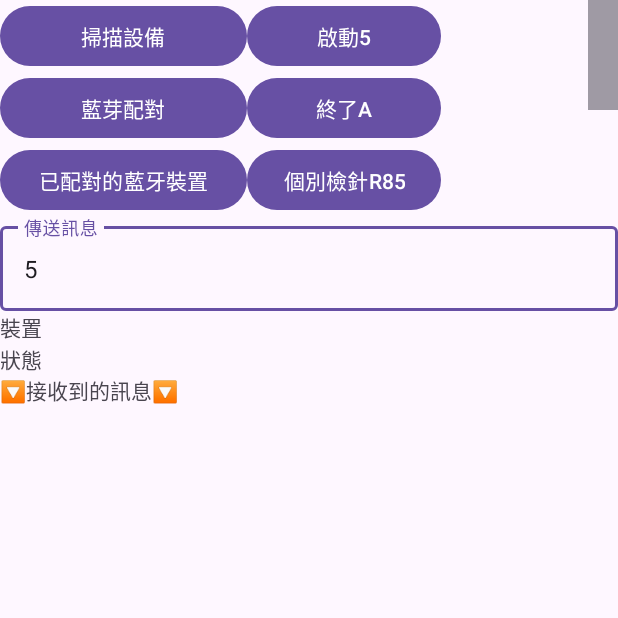
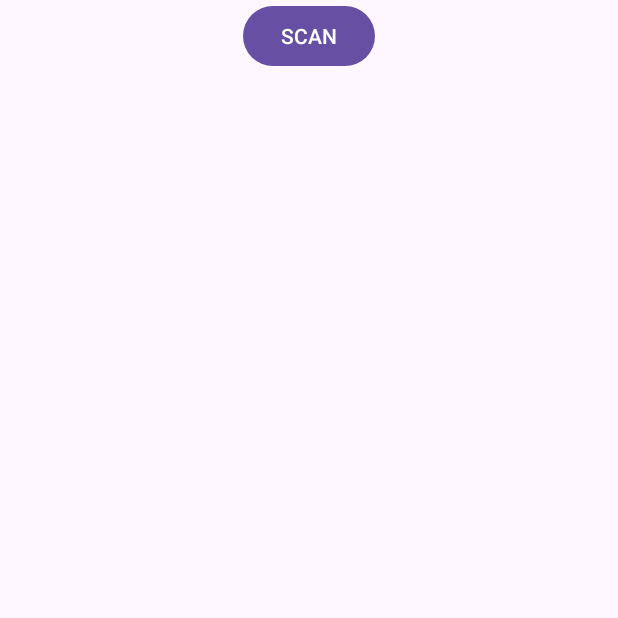
Before and after one commit to wkai2573/wi_android_GasMater, an Android app: the screen it shows after launch (MainActivity), on a phone screen of 412 x 824 dp, the top half of it. Run offline under Robolectric (Android 15) with nearby library versions, the phone set to English and light mode, and no system bars; our stand-ins replace Dagger/Hilt's generated code, navigation-ui.

Commit message:
feat: screen_低功耗藍牙搜尋

```diff
--- a/app/src/main/AndroidManifest.xml
+++ b/app/src/main/AndroidManifest.xml
@@ -11,7 +11,8 @@
   <uses-permission android:name="android.permission.ACCESS_FINE_LOCATION" />
   <uses-permission android:name="android.permission.ACCESS_COARSE_LOCATION" />
 <!--  <uses-permission android:name="android.permission.BLUETOOTH_ADMIN" />-->
-  <uses-feature android:name="android.hardware.bluetooth" android:required="true"/>
+<!--  <uses-feature android:name="android.hardware.bluetooth" android:required="true"/>-->
+  <uses-feature android:name="android.hardware.bluetooth_le" android:required="true"/>
 
 
   <application
--- /dev/null
+++ b/app/src/main/java/com/wavein/gasmater/ui/bt/BleDeviceFragment.kt
@@ -0,0 +1,83 @@
+package com.wavein.gasmater.ui.bt
+
+import android.annotation.SuppressLint
+import android.os.Bundle
+import android.util.Log
+import androidx.fragment.app.Fragment
+import android.view.LayoutInflater
+import android.view.View
+import android.view.ViewGroup
+import android.widget.Toast
+import androidx.fragment.app.activityViewModels
+import androidx.lifecycle.Lifecycle
+import androidx.lifecycle.lifecycleScope
+import androidx.lifecycle.repeatOnLifecycle
+import androidx.recyclerview.widget.DefaultItemAnimator
+import androidx.recyclerview.widget.DividerItemDecoration
+import androidx.recyclerview.widget.LinearLayoutManager
+import com.wavein.gasmater.databinding.FragmentBleBinding
+import kotlinx.coroutines.flow.collectLatest
+import kotlinx.coroutines.launch
+
+class BleDeviceFragment : Fragment() {
+
+	// binding & viewModel
+	private var _binding:FragmentBleBinding? = null
+	private val binding get() = _binding!!
+	private val bleVM by activityViewModels<BleDeviceViewModel>()
+
+	override fun onDestroyView() {
+		super.onDestroyView()
+		_binding = null
+	}
+
+	override fun onCreateView(inflater:LayoutInflater, container:ViewGroup?, savedInstanceState:Bundle?):View {
+		_binding = FragmentBleBinding.inflate(inflater, container, false)
+		return binding.root
+	}
+
+	@SuppressLint("MissingPermission")
+	override fun onViewCreated(view:View, savedInstanceState:Bundle?) {
+		super.onViewCreated(view, savedInstanceState)
+
+		bleVM.init(requireContext()) {
+			Toast.makeText(requireContext(), "選擇了 ${it.name} \nTODO 配對該設備...", Toast.LENGTH_SHORT).show()
+		}
+
+		// 訂閱scanning
+		lifecycleScope.launch {
+			viewLifecycleOwner.repeatOnLifecycle(Lifecycle.State.STARTED) {
+				bleVM.scanningStateFlow.collectLatest { scanning ->
+					if (scanning) {
+						binding.scanBtn.text = "STOP"
+						binding.scanning.visibility = View.VISIBLE
+					} else {
+						binding.scanBtn.text = "SCAN"
+						binding.scanning.visibility = View.GONE
+					}
+				}
+			}
+		}
+
+		// 訂閱藍牙設備更新
+		lifecycleScope.launch {
+			viewLifecycleOwner.repeatOnLifecycle(Lifecycle.State.STARTED) {
+				bleVM.btDeviceListStateFlow.collectLatest {
+					bleVM.leDeviceListAdapter.submitList(it)
+				}
+			}
+		}
+
+		// ui
+		binding.scanBtn.setOnClickListener {
+			bleVM.scanLeDevice()
+		}
+		binding.bleRv.apply {
+			layoutManager = LinearLayoutManager(requireContext())
+			addItemDecoration(DividerItemDecoration(requireContext(), DividerItemDecoration.VERTICAL))
+			itemAnimator = DefaultItemAnimator()
+			adapter = bleVM.leDeviceListAdapter
+		}
+	}
+
+}
--- /dev/null
+++ b/app/src/main/java/com/wavein/gasmater/ui/bt/BleDeviceViewModel.kt
@@ -0,0 +1,84 @@
+package com.wavein.gasmater.ui.bt
+
+import android.annotation.SuppressLint
+import android.bluetooth.BluetoothAdapter
+import android.bluetooth.BluetoothDevice
+import android.bluetooth.BluetoothManager
+import android.bluetooth.le.BluetoothLeScanner
+import android.bluetooth.le.ScanCallback
+import android.bluetooth.le.ScanFilter
+import android.bluetooth.le.ScanResult
+import android.bluetooth.le.ScanSettings
+import android.content.Context
+import androidx.lifecycle.SavedStateHandle
+import androidx.lifecycle.ViewModel
+import androidx.lifecycle.viewModelScope
+import dagger.hilt.android.lifecycle.HiltViewModel
+import kotlinx.coroutines.delay
+import kotlinx.coroutines.flow.MutableStateFlow
+import kotlinx.coroutines.launch
+import javax.inject.Inject
+
+
+@HiltViewModel
+class BleDeviceViewModel @Inject constructor(
+	savedStateHandle:SavedStateHandle, //導航參數(hilt注入)
+) : ViewModel() {
+
+	// 尋找BLE設備, https://developer.android.com/guide/topics/connectivity/bluetooth/find-ble-devices
+
+	// 實例
+	private lateinit var bluetoothManager:BluetoothManager
+	private lateinit var bluetoothAdapter:BluetoothAdapter
+	private lateinit var bluetoothLeScanner:BluetoothLeScanner
+	lateinit var leDeviceListAdapter:LeDeviceListAdapter
+
+	// 常數
+	private val filters:List<ScanFilter> = listOf(
+		ScanFilter.Builder()
+			// .setDeviceName("Pokemon GO Plus +")
+			.build()
+	)
+	private val scanSettings:ScanSettings = ScanSettings.Builder().setScanMode(ScanSettings.SCAN_MODE_LOW_LATENCY).build()
+	private val scanPeriod:Long = 5000
+
+	// 觀察變數
+	val btDeviceListStateFlow = MutableStateFlow(emptyList<BluetoothDevice>())
+	val scanningStateFlow = MutableStateFlow(false)
+
+	// 初始化實例
+	fun init(context:Context, itemOnClick:(BluetoothDevice) -> Unit) {
+		bluetoothManager = context.getSystemService(Context.BLUETOOTH_SERVICE) as BluetoothManager
+		bluetoothAdapter = bluetoothManager.adapter
+		bluetoothLeScanner = bluetoothAdapter.bluetoothLeScanner
+		leDeviceListAdapter = LeDeviceListAdapter(itemOnClick)
+	}
+
+	// 開始掃描
+	@SuppressLint("MissingPermission")
+	fun scanLeDevice() = viewModelScope.launch {
+		if (!scanningStateFlow.value) {
+			scanningStateFlow.value = true
+			bluetoothLeScanner.startScan(filters, scanSettings, leScanCallback)
+			delay(scanPeriod)
+			scanningStateFlow.value = false
+			bluetoothLeScanner.stopScan(leScanCallback)
+		} else {
+			scanningStateFlow.value = false
+			bluetoothLeScanner.stopScan(leScanCallback)
+		}
+	}
+
+	// 掃描結果CB
+	private val leScanCallback:ScanCallback = object : ScanCallback() {
+		override fun onScanResult(callbackType:Int, result:ScanResult) {
+			super.onScanResult(callbackType, result)
+			val btDeviceList = btDeviceListStateFlow.value.toMutableList()
+			if (!btDeviceList.any { it.address == result.device.address }) {
+				btDeviceList.add(result.device)
+				btDeviceListStateFlow.value = btDeviceList.toList()
+			}
+		}
+	}
+
+}
--- /dev/null
+++ b/app/src/main/res/layout/fragment_ble.xml
@@ -0,0 +1,45 @@
+<?xml version="1.0" encoding="utf-8"?>
+<androidx.constraintlayout.widget.ConstraintLayout xmlns:android="http://schemas.android.com/apk/res/android"
+  xmlns:app="http://schemas.android.com/apk/res-auto"
+  xmlns:tools="http://schemas.android.com/tools"
+  android:layout_width="match_parent"
+  android:layout_height="match_parent"
+  tools:context=".ui.bt.BleDeviceFragment">
+
+  <Button
+    android:id="@+id/scanBtn"
+    android:layout_width="wrap_content"
+    android:layout_height="wrap_content"
+    android:text="SCAN"
+    app:layout_constraintEnd_toStartOf="@+id/scanning"
+    app:layout_constraintHorizontal_bias="0.5"
+    app:layout_constraintHorizontal_chainStyle="packed"
+    app:layout_constraintStart_toStartOf="parent"
+    app:layout_constraintTop_toTopOf="parent" />
+
+  <com.google.android.material.progressindicator.CircularProgressIndicator
+    android:id="@+id/scanning"
+    android:layout_width="wrap_content"
+    android:layout_height="wrap_content"
+    android:indeterminate="true"
+    android:visibility="gone"
+    app:layout_constraintBottom_toBottomOf="@+id/scanBtn"
+    app:layout_constraintEnd_toEndOf="parent"
+    app:layout_constraintHorizontal_bias="0.5"
+    app:layout_constraintStart_toEndOf="@+id/scanBtn"
+    app:layout_constraintTop_toTopOf="parent"
+    tools:visibility="visible" />
+
+  <androidx.recyclerview.widget.RecyclerView
+    android:id="@+id/bleRv"
+    android:layout_width="match_parent"
+    android:layout_height="wrap_content"
+    app:layout_constraintBottom_toBottomOf="parent"
+    app:layout_constraintEnd_toEndOf="parent"
+    app:layout_constraintStart_toStartOf="parent"
+    app:layout_constraintTop_toBottomOf="@+id/scanBtn"
+    app:layout_constraintVertical_bias="0.0"
+    tools:itemCount="5"
+    tools:listitem="@layout/item_device" />
+
+</androidx.constraintlayout.widget.ConstraintLayout>
--- a/app/src/main/res/layout/fragment_test.xml
+++ b/app/src/main/res/layout/fragment_test.xml
@@ -186,19 +186,19 @@
 
       <TextView
         android:id="@+id/devicesTv"
-        android:layout_width="wrap_content"
+        android:layout_width="match_parent"
         android:layout_height="wrap_content"
         android:text="裝置" />
 
       <TextView
         android:id="@+id/stateTv"
-        android:layout_width="wrap_content"
+        android:layout_width="match_parent"
         android:layout_height="wrap_content"
         android:text="狀態" />
 
       <TextView
         android:id="@+id/msgTv"
-        android:layout_width="wrap_content"
+        android:layout_width="match_parent"
         android:layout_height="wrap_content"
         android:text="🔽接收到的訊息🔽" />
 
--- a/app/src/main/res/navigation/nav_graph.xml
+++ b/app/src/main/res/navigation/nav_graph.xml
@@ -3,7 +3,7 @@
   xmlns:app="http://schemas.android.com/apk/res-auto"
   xmlns:tools="http://schemas.android.com/tools"
   android:id="@+id/nav_graph"
-  app:startDestination="@id/testFragment">
+  app:startDestination="@id/bleDeviceFragment">
   <fragment
     android:id="@+id/mainFragment"
     android:name="com.wavein.gasmater.ui.main.MainFragment"
@@ -14,4 +14,9 @@
     android:name="com.wavein.gasmater.ui.test.TestFragment"
     android:label="fragment_test"
     tools:layout="@layout/fragment_test" />
+  <fragment
+    android:id="@+id/bleDeviceFragment"
+    android:name="com.wavein.gasmater.ui.bt.BleDeviceFragment"
+    android:label="fragment_bt"
+    tools:layout="@layout/fragment_ble" />
 </navigation>
```
Also changed, not shown: app/src/main/java/com/wavein/gasmater/service/BluetoothLeService.kt (added, +39 -0 lines), app/src/main/java/com/wavein/gasmater/ui/bt/BleDeviceListAdapter.kt (added, +51 -0 lines), app/src/main/java/com/wavein/gasmater/ui/test/TestFragment.kt (+122 -189 lines), app/src/main/res/layout/item_device.xml (added, +18 -0 lines), 1 other file.
